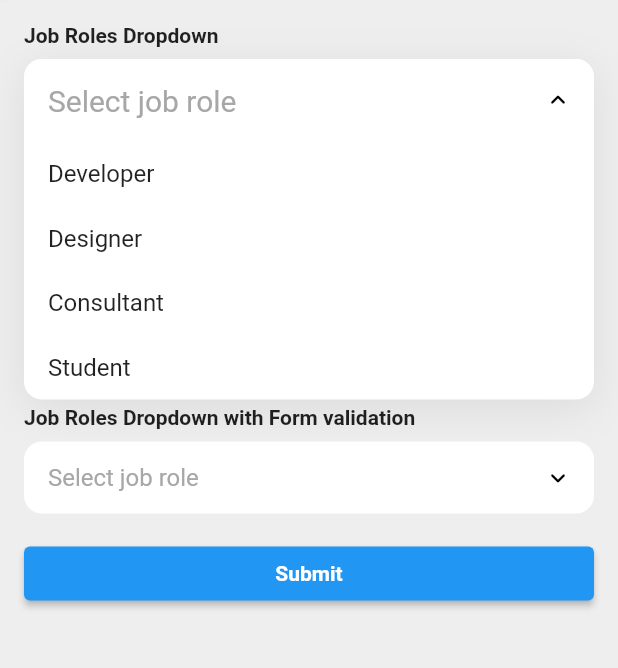
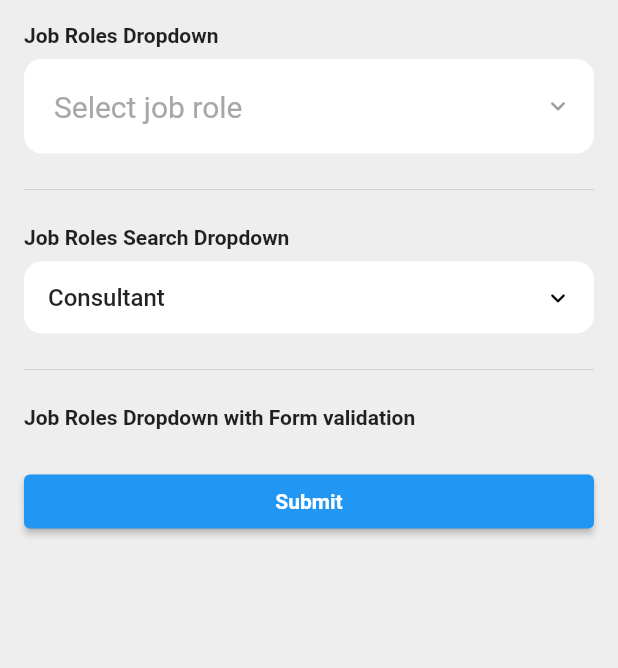
Before and after one commit to AbdullahChauhan/custom-dropdown, a Flutter app: the screen it shows after launch, after a tap on "Select job role", on a phone screen of 412 x 824 dp, the part 85-753 px from its top. Run offline on Flutter 3.47's test engine with Material 2 defaults, Android fonts, the phone set to English and light mode, and no system bars.

Commit message:
salve drop dwon issue

```diff
--- a/example/lib/main.dart
+++ b/example/lib/main.dart
@@ -30,7 +30,12 @@ class Home extends StatefulWidget {
 
 class _HomeState extends State<Home> {
   final formKey = GlobalKey<FormState>();
-  final List<String> list = ['Developer', 'Designer', 'Consultant', 'Student'];
+  final List<Map<String, dynamic>> list = [
+    {"id": 1, 'job': 'Developer'},
+    {"id": 2, 'job': 'Designer'},
+    {"id": 3, 'job': 'Consultant'},
+    {"id": 4, 'job': 'Student'},
+  ];
   final jobRoleDropdownCtrl = TextEditingController(),
       jobRoleFormDropdownCtrl = TextEditingController(),
       jobRoleSearchDropdownCtrl = TextEditingController();
@@ -67,13 +72,15 @@ class _HomeState extends State<Home> {
             contentPadding: EdgeInsets.all(20),
             hintText: 'Select job role',
             hintStyle: TextStyle(fontSize: 20),
-            items: list,
-            controller: jobRoleDropdownCtrl,
+            excludeSelected: false,
+            items: [],
+            nameKey: "job",
             onChanged: (value) {
-              print('AAAAASASASASASASASASASASASSAS1111111${value}');
+              print('XXXXXXX${value}');
             },
             // excludeSelected: false,
           ),
+
           const SizedBox(height: 24),
           const Divider(height: 0),
           const SizedBox(height: 24),
@@ -83,12 +90,13 @@ class _HomeState extends State<Home> {
           const SizedBox(height: 8),
           CustomDropdown.search(
             hintText: 'Select job role',
+            excludeSelected: true,
             items: list,
-            controller: jobRoleSearchDropdownCtrl,
+            nameKey: "job",
+            selectedValue: {"id": 3, 'job': 'Consultant'},
             onChanged: (value) {
               print('AAAAASASASASASASASASASASASSAS222${value}');
             },
-            excludeSelected: false,
           ),
           const SizedBox(height: 24),
           const Divider(height: 0),
@@ -105,15 +113,16 @@ class _HomeState extends State<Home> {
                   style: _labelStyle,
                 ),
                 const SizedBox(height: 8),
-                CustomDropdown(
-                  hintText: 'Select job role',
-                  items: list,
-                  controller: jobRoleFormDropdownCtrl,
-                  excludeSelected: false,
-                  onChanged: (value) {
-                    print('AAAAASASASASASASASASASASASSAS3333333${value}');
-                  },
-                ),
+                // CustomDropdown(
+                //   hintText: 'Select job role',
+                //   items: list,
+                //   controller: jobRoleFormDropdownCtrl,
+                //   excludeSelected: true,
+                //   onChanged: (value) {
+                //     print('AAAAASASASASASASASASASASASSAS3333333${value}');
+                //   },
+                // ),
+
                 const SizedBox(height: 16),
                 SizedBox(
                   width: double.infinity,
--- a/lib/custom_dropdown.dart
+++ b/lib/custom_dropdown.dart
@@ -12,8 +12,9 @@ part 'overlay_builder.dart';
 enum _SearchType { onListData }
 
 class CustomDropdown extends StatefulWidget {
-  final List<String> items;
-  final TextEditingController controller;
+  final List<Map<String, dynamic>>? items;
+  final Map<String, dynamic>? selectedValue;
+  final String? nameKey;
   final String? hintText;
   final TextStyle? hintStyle;
   final TextStyle? selectedStyle;
@@ -24,18 +25,19 @@ class CustomDropdown extends StatefulWidget {
   final BorderSide? errorBorderSide;
   final BorderRadius? borderRadius;
   final Widget? fieldSuffixIcon;
-  final Function(String)? onChanged;
+  final Function(Map<String, dynamic>)? onChanged;
   final bool? excludeSelected;
   final Color? fillColor;
   final EdgeInsets? contentPadding;
   final bool? canCloseOutsideBounds;
   final _SearchType? searchType;
 
-  CustomDropdown({
+  const CustomDropdown({
     Key? key,
-    required this.items,
-    required this.controller,
+    this.nameKey,
+    this.items,
     this.hintText,
+    this.selectedValue,
     this.hintStyle,
     this.selectedStyle,
     this.errorText,
@@ -49,20 +51,16 @@ class CustomDropdown extends StatefulWidget {
     this.contentPadding,
     this.excludeSelected = true,
     this.fillColor = Colors.white,
-  })  : assert(items.isNotEmpty, 'Items list must contain at least one item.'),
-        assert(
-          controller.text.isEmpty || items.contains(controller.text),
-          'Controller value must match with one of the item in items list.',
-        ),
-        searchType = null,
+  })  : searchType = null,
         canCloseOutsideBounds = true,
         super(key: key);
 
-  CustomDropdown.search({
+  const CustomDropdown.search({
     Key? key,
-    required this.items,
-    required this.controller,
+    this.items,
+    this.nameKey,
     this.hintText,
+    this.selectedValue,
     this.hintStyle,
     this.selectedStyle,
     this.errorText,
@@ -77,12 +75,7 @@ class CustomDropdown extends StatefulWidget {
     this.excludeSelected = false,
     this.canCloseOutsideBounds = true,
     this.fillColor = Colors.white,
-  })  : assert(items.isNotEmpty, 'Items list must contain at least one item.'),
-        assert(
-          controller.text.isEmpty || items.contains(controller.text),
-          'Controller value must match with one of the item in items list.',
-        ),
-        searchType = _SearchType.onListData,
+  })  : searchType = _SearchType.onListData,
         super(key: key);
 
   @override
@@ -91,6 +84,35 @@ class CustomDropdown extends StatefulWidget {
 
 class _CustomDropdownState extends State<CustomDropdown> {
   final layerLink = LayerLink();
+
+  late TextEditingController textEditingController;
+  List<String> dataItems = [];
+
+  @override
+  void initState() {
+    init();
+
+    super.initState();
+  }
+
+  void init() {
+    textEditingController =
+        TextEditingController(text: widget.selectedValue?[widget.nameKey]);
+    dataItems = widget.items
+            ?.map((element) => element[widget.nameKey].toString())
+            .toList() ??
+        [];
+  }
+
+  void onChangeEx(String value) {
+    var result = widget.items?.indexWhere((e) => e[widget.nameKey] == value);
+
+    if (result != -1) {
+      widget.onChanged?.call(widget.items?[result ?? 0] ?? {});
+    } else {
+      widget.onChanged?.call({});
+    }
+  }
 
   @override
   Widget build(BuildContext context) {
@@ -110,29 +132,35 @@ class _CustomDropdownState extends State<CustomDropdown> {
       fontWeight: FontWeight.w500,
     ).merge(widget.selectedStyle);
 
-    return _OverlayBuilder(
+    return AbsorbPointer(
+      absorbing: ((widget.items == null) || (widget.items?.isEmpty ?? false))
+          ? true
+          : false,
+      child: _OverlayBuilder(
         overlay: (size, hideCallback) {
           return _DropdownOverlay(
-          items: widget.items,
-          controller: widget.controller,
+            items: dataItems,
+            controller: textEditingController,
             size: size,
             layerLink: layerLink,
             hideOverlay: hideCallback,
-          headerStyle:
-              widget.controller.text.isNotEmpty ? selectedStyle : hintStyle,
+            headerStyle: (textEditingController.text.isNotEmpty)
+                ? selectedStyle
+                : hintStyle,
             hintText: hintText,
             listItemStyle: widget.listItemStyle,
             excludeSelected: widget.excludeSelected,
             canCloseOutsideBounds: widget.canCloseOutsideBounds,
             searchType: widget.searchType,
-          onChanged: widget.onChanged,
+            onChanged: (value) => onChangeEx(value),
           );
         },
         child: (showCallback) {
           return CompositedTransformTarget(
             link: layerLink,
             child: _DropDownField(
-            controller: widget.controller,
+              isItemsNullOrEmpty: dataItems.isEmpty,
+              controller: textEditingController,
               onTap: showCallback,
               style: selectedStyle,
               borderRadius: widget.borderRadius,
@@ -149,6 +177,7 @@ class _CustomDropdownState extends State<CustomDropdown> {
             ),
           );
         },
+      ),
     );
   }
 }
--- a/lib/dropdown_field.dart
+++ b/lib/dropdown_field.dart
@@ -1,10 +1,5 @@
 part of 'custom_dropdown.dart';
 
-const _textFieldIcon = Icon(
-  Icons.keyboard_arrow_down_rounded,
-  color: Colors.black,
-  size: 20,
-);
 const _contentPadding = EdgeInsets.only(left: 16);
 const _noTextStyle = TextStyle(height: 0);
 const _borderSide = BorderSide(color: Colors.transparent);
@@ -25,6 +20,7 @@ class _DropDownField extends StatefulWidget {
   final Widget? suffixIcon;
   final Color? fillColor;
   final EdgeInsets? contentPadding;
+  final bool isItemsNullOrEmpty;
 
   const _DropDownField({
     Key? key,
@@ -32,6 +28,7 @@ class _DropDownField extends StatefulWidget {
     required this.onTap,
     // this.onChanged,
     this.suffixIcon,
+    this.isItemsNullOrEmpty = false,
     this.hintText,
     this.hintStyle,
     this.style,
@@ -115,7 +112,12 @@ class _DropDownFieldState extends State<_DropDownField> {
           decoration: InputDecoration(
             isDense: true,
             contentPadding: widget.contentPadding ?? _contentPadding,
-            suffixIcon: widget.suffixIcon ?? _textFieldIcon,
+            suffixIcon: widget.suffixIcon ??
+                Icon(
+                  Icons.keyboard_arrow_down_rounded,
+                  color: widget.isItemsNullOrEmpty ? Colors.grey : Colors.black,
+                  size: 20,
+                ),
             hintText: widget.hintText,
             hintStyle: widget.hintStyle,
             fillColor: widget.fillColor,
```
Lines whose indentation alone changed are shown as unchanged.
